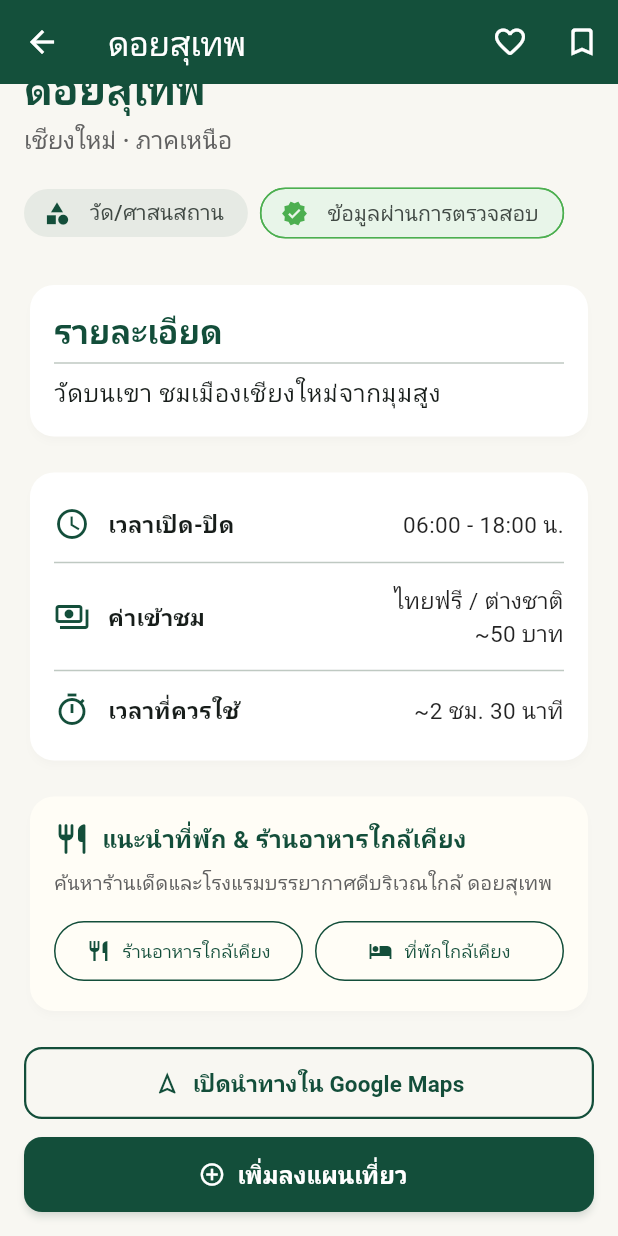
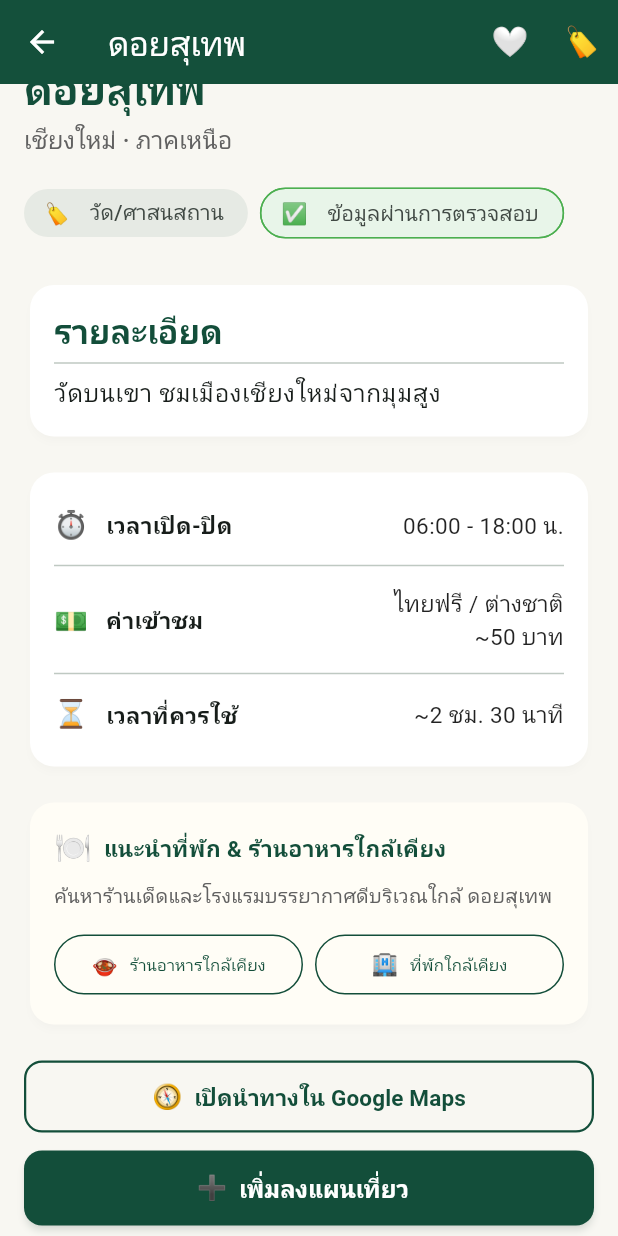
Before and after one commit to kittichaiMorarak/paigun, a Flutter app: the PlaceDetailScreen screen opened directly with sample values from the repository, scrolled down 251 dp, on a phone screen of 412 x 824 dp. Run offline on Flutter 3.47's test engine with Material 3 defaults, Android fonts, the phone set to English and light mode, and no system bars; our stand-ins replace google_maps_flutter, shared_preferences; accounts and stored records are empty; network calls fail.

Commit message:
fixed icons with emojis

```diff
--- a/lib/screens/place_detail_screen.dart
+++ b/lib/screens/place_detail_screen.dart
@@ -2,6 +2,7 @@ import 'package:flutter/material.dart';
 import 'package:url_launcher/url_launcher.dart';
 import '../models/place.dart';
 import '../services/app_state.dart';
+import '../services/translations.dart';
 
 String durText(int m) {
   final h = m ~/ 60;
@@ -70,31 +71,35 @@ class PlaceDetailScreen extends StatelessWidget {
             place.close != null &&
             place.close!.isNotEmpty)
         ? '${place.open} - ${place.close} น.'
-        : 'ยังไม่มีข้อมูล';
+        : tr(context, 'ยังไม่มีข้อมูล', 'No info');
 
     final feeText = (place.fee != null && place.fee!.isNotEmpty)
         ? place.fee!
-        : 'ยังไม่มีข้อมูล';
+        : tr(context, 'ยังไม่มีข้อมูล', 'No info');
 
     return Scaffold(
       appBar: AppBar(
         title: Text(place.name),
         actions: [
           IconButton(
-            tooltip: isFavorite ? 'เอาออกจากรายการโปรด' : 'เพิ่มในรายการโปรด',
-            icon: Icon(
-              isFavorite ? Icons.favorite_rounded : Icons.favorite_border_rounded,
-              color: isFavorite ? Colors.redAccent : Colors.white,
+            tooltip: isFavorite
+                ? tr(context, 'เอาออกจากรายการโปรด', 'Remove Wishlist')
+                : tr(context, 'เพิ่มในรายการโปรด', 'Add Wishlist'),
+            icon: Text(
+              isFavorite ? '❤️' : '🤍',
+              style: const TextStyle(fontSize: 20),
             ),
             onPressed: () {
               appState.toggleFavorite(place.id);
             },
           ),
           IconButton(
-            tooltip: isSelected ? 'เอาออกจากแผน' : 'เพิ่มลงแผน',
-            icon: Icon(
-              isSelected ? Icons.bookmark_rounded : Icons.bookmark_border_rounded,
-              color: isSelected ? const Color(0xFFE5A93C) : Colors.white,
+            tooltip: isSelected
+                ? tr(context, 'เอาออกจากแผน', 'Remove Plan')
+                : tr(context, 'เพิ่มลงแผน', 'Add Plan'),
+            icon: Text(
+              isSelected ? '🔖' : '🏷️',
+              style: const TextStyle(fontSize: 20),
             ),
             onPressed: () {
               appState.togglePlaceSelection(place.id);
@@ -118,7 +123,7 @@ class PlaceDetailScreen extends StatelessWidget {
                     height: 220,
                     color: const Color(0xFF134E3A).withAlpha(40),
                     child: const Center(
-                      child: Icon(Icons.photo, size: 64, color: Colors.grey),
+                      child: Text('📷', style: TextStyle(fontSize: 48)),
                     ),
                   ),
                 ),
@@ -134,10 +139,10 @@ class PlaceDetailScreen extends StatelessWidget {
                     ),
                     child: Row(
                       children: [
-                        const Icon(Icons.star, color: Colors.amber, size: 16),
+                        const Text('⭐', style: TextStyle(fontSize: 12)),
                         const SizedBox(width: 4),
                         Text(
-                          '${place.rating.toStringAsFixed(1)} (${place.reviewCount} รีวิว)',
+                          '${place.rating.toStringAsFixed(1)} (${place.reviewCount} ${tr(context, "รีวิว", "reviews")})',
                           style: const TextStyle(
                             color: Colors.white,
                             fontSize: 12,
@@ -166,7 +171,7 @@ class PlaceDetailScreen extends StatelessWidget {
                   ),
                   const SizedBox(height: 4),
                   Text(
-                    '${place.province} · ภาค${place.region}',
+                    '${place.province} · ${tr(context, "ภาค", "Region")}${place.region}',
                     style: theme.textTheme.titleMedium?.copyWith(
                       color: Colors.grey[700],
                     ),
@@ -179,26 +184,26 @@ class PlaceDetailScreen extends StatelessWidget {
                     runSpacing: 8,
                     children: [
                       Chip(
-                        avatar: const Icon(Icons.category, size: 18),
+                        avatar: const Text('🏷️', style: TextStyle(fontSize: 14)),
                         label: Text(categoryToThai(place.category)),
                         backgroundColor: const Color(0xFF134E3A).withAlpha(20),
                         side: BorderSide.none,
                       ),
                       if (!place.verified)
-                        const Chip(
-                          avatar: Icon(Icons.warning_amber_rounded,
-                              size: 18, color: Colors.amber),
-                          label: Text('ข้อมูลยังไม่ได้ตรวจสอบ'),
-                          backgroundColor: Color(0xFFFFF8E1),
-                          side: BorderSide(color: Colors.amber),
+                        Chip(
+                          avatar: const Text('⚠️', style: TextStyle(fontSize: 14)),
+                          label: Text(tr(
+                              context, 'ข้อมูลยังไม่ได้ตรวจสอบ', 'Unverified')),
+                          backgroundColor: const Color(0xFFFFF8E1),
+                          side: const BorderSide(color: Colors.amber),
                         )
                       else
-                        const Chip(
-                          avatar:
-                              Icon(Icons.verified, size: 18, color: Colors.green),
-                          label: Text('ข้อมูลผ่านการตรวจสอบ'),
-                          backgroundColor: Color(0xFFE8F5E9),
-                          side: BorderSide(color: Colors.green),
+                        Chip(
+                          avatar: const Text('✅', style: TextStyle(fontSize: 14)),
+                          label: Text(tr(context, 'ข้อมูลผ่านการตรวจสอบ',
+                              'Verified')),
+                          backgroundColor: const Color(0xFFE8F5E9),
+                          side: const BorderSide(color: Colors.green),
                         ),
                     ],
                   ),
@@ -212,7 +217,7 @@ class PlaceDetailScreen extends StatelessWidget {
                         crossAxisAlignment: CrossAxisAlignment.start,
                         children: [
                           Text(
-                            'รายละเอียด',
+                            tr(context, 'รายละเอียด', 'Description'),
                             style: theme.textTheme.titleLarge?.copyWith(
                               fontWeight: FontWeight.bold,
                               color: const Color(0xFF134E3A),
@@ -237,20 +242,20 @@ class PlaceDetailScreen extends StatelessWidget {
                       child: Column(
                         children: [
                           _infoRow(
-                            icon: Icons.access_time,
-                            label: 'เวลาเปิด-ปิด',
+                            iconSymbol: '⏱️',
+                            label: tr(context, 'เวลาเปิด-ปิด', 'Opening Hours'),
                             value: openHoursText,
                           ),
                           const Divider(),
                           _infoRow(
-                            icon: Icons.payments_outlined,
-                            label: 'ค่าเข้าชม',
+                            iconSymbol: '💵',
+                            label: tr(context, 'ค่าเข้าชม', 'Entrance Fee'),
                             value: feeText,
                           ),
                           const Divider(),
                           _infoRow(
-                            icon: Icons.timer_outlined,
-                            label: 'เวลาที่ควรใช้',
+                            iconSymbol: '⏳',
+                            label: tr(context, 'เวลาที่ควรใช้', 'Est. Duration'),
                             value: '~${durText(place.avgDurationMin)}',
                           ),
                         ],
@@ -267,16 +272,18 @@ class PlaceDetailScreen extends StatelessWidget {
                       child: Column(
                         crossAxisAlignment: CrossAxisAlignment.start,
                         children: [
-                          const Row(
+                          Row(
                             children: [
-                              Icon(Icons.restaurant_rounded,
-                                  color: Color(0xFF134E3A)),
-                              SizedBox(width: 8),
+                              const Text('🍽️', style: TextStyle(fontSize: 20)),
+                              const SizedBox(width: 8),
                               Text(
-                                'แนะนำที่พัก & ร้านอาหารใกล้เคียง',
-                                style: TextStyle(
+                                tr(
+                                    context,
+                                    'แนะนำที่พัก & ร้านอาหารใกล้เคียง',
+                                    'Nearby Hotels & Restaurants'),
+                                style: const TextStyle(
                                   fontWeight: FontWeight.bold,
-                                  fontSize: 16,
+                                  fontSize: 15,
                                   color: Color(0xFF134E3A),
                                 ),
                               ),
@@ -284,7 +291,10 @@ class PlaceDetailScreen extends StatelessWidget {
                           ),
                           const SizedBox(height: 8),
                           Text(
-                            'ค้นหาร้านเด็ดและโรงแรมบรรยากาศดีบริเวณใกล้ ${place.name}',
+                            tr(
+                                context,
+                                'ค้นหาร้านเด็ดและโรงแรมบรรยากาศดีบริเวณใกล้ ${place.name}',
+                                'Find great restaurants and hotels near ${place.name}'),
                             style: TextStyle(
                                 fontSize: 13, color: Colors.grey[700]),
                           ),
@@ -299,9 +309,11 @@ class PlaceDetailScreen extends StatelessWidget {
                                     side: const BorderSide(
                                         color: Color(0xFF134E3A)),
                                   ),
-                                  icon: const Icon(Icons.restaurant, size: 16),
-                                  label: const Text('ร้านอาหารใกล้เคียง',
-                                      style: TextStyle(fontSize: 12)),
+                                  icon: const Text('🍲', style: TextStyle(fontSize: 14)),
+                                  label: Text(
+                                      tr(context, 'ร้านอาหารใกล้เคียง',
+                                          'Nearby Food'),
+                                      style: const TextStyle(fontSize: 11)),
                                   onPressed: () => _openMaps(
                                     context,
                                     queryOverride:
@@ -318,9 +330,11 @@ class PlaceDetailScreen extends StatelessWidget {
                                     side: const BorderSide(
                                         color: Color(0xFF134E3A)),
                                   ),
-                                  icon: const Icon(Icons.hotel, size: 16),
-                                  label: const Text('ที่พักใกล้เคียง',
-                                      style: TextStyle(fontSize: 12)),
+                                  icon: const Text('🏨', style: TextStyle(fontSize: 14)),
+                                  label: Text(
+                                      tr(context, 'ที่พักใกล้เคียง',
+                                          'Nearby Hotels'),
+                                      style: const TextStyle(fontSize: 11)),
                                   onPressed: () => _openMaps(
                                     context,
                                     queryOverride:
@@ -349,11 +363,11 @@ class PlaceDetailScreen extends StatelessWidget {
                           borderRadius: BorderRadius.circular(12),
                         ),
                       ),
-                      icon: const Icon(Icons.navigation_outlined,
-                          color: Color(0xFF134E3A)),
-                      label: const Text(
-                        'เปิดนำทางใน Google Maps',
-                        style: TextStyle(
+                      icon: const Text('🧭', style: TextStyle(fontSize: 16)),
+                      label: Text(
+                        tr(context, 'เปิดนำทางใน Google Maps',
+                            'Open in Google Maps'),
+                        style: const TextStyle(
                           fontSize: 15,
                           color: Color(0xFF134E3A),
                           fontWeight: FontWeight.bold,
@@ -378,13 +392,13 @@ class PlaceDetailScreen extends StatelessWidget {
                           borderRadius: BorderRadius.circular(12),
                         ),
                       ),
-                      icon: Icon(
+                      icon: Text(isSelected ? '➖' : '➕',
+                          style: const TextStyle(fontSize: 16)),
+                      label: Text(
                         isSelected
-                            ? Icons.remove_circle_outline
-                            : Icons.add_circle_outline,
-                      ),
-                      label: Text(
-                        isSelected ? 'เอาออกจากแผนเที่ยว' : 'เพิ่มลงแผนเที่ยว',
+                            ? tr(context, 'เอาออกจากแผนเที่ยว',
+                                'Remove from Trip')
+                            : tr(context, 'เพิ่มลงแผนเที่ยว', 'Add to Trip'),
                         style: const TextStyle(
                           fontSize: 16,
                           fontWeight: FontWeight.bold,
@@ -415,7 +429,7 @@ class PlaceDetailScreen extends StatelessWidget {
   }
 
   Widget _infoRow({
-    required IconData icon,
+    required String iconSymbol,
     required String label,
     required String value,
   }) {
@@ -423,7 +437,7 @@ class PlaceDetailScreen extends StatelessWidget {
       padding: const EdgeInsets.symmetric(vertical: 6),
       child: Row(
         children: [
-          Icon(icon, color: const Color(0xFF134E3A)),
+          Text(iconSymbol, style: const TextStyle(fontSize: 18)),
           const SizedBox(width: 12),
           Text(
             label,
@@ -439,7 +453,7 @@ class PlaceDetailScreen extends StatelessWidget {
               textAlign: TextAlign.end,
               style: TextStyle(
                 fontSize: 15,
-                color: value == 'ยังไม่มีข้อมูล'
+                color: value == 'ยังไม่มีข้อมูล' || value == 'No info'
                     ? Colors.grey[600]
                     : Colors.black87,
               ),
```
Also changed, not shown: lib/screens/explore_tab.dart (+20 -56 lines), lib/screens/home_shell.dart (+15 -22 lines), lib/screens/login_screen.dart (+13 -19 lines), lib/screens/plan_tab.dart (+21 -32 lines), lib/screens/shared_plan_detail_screen.dart (+15 -15 lines), lib/screens/shared_plans_screen.dart (+10 -14 lines), 4 other files.
